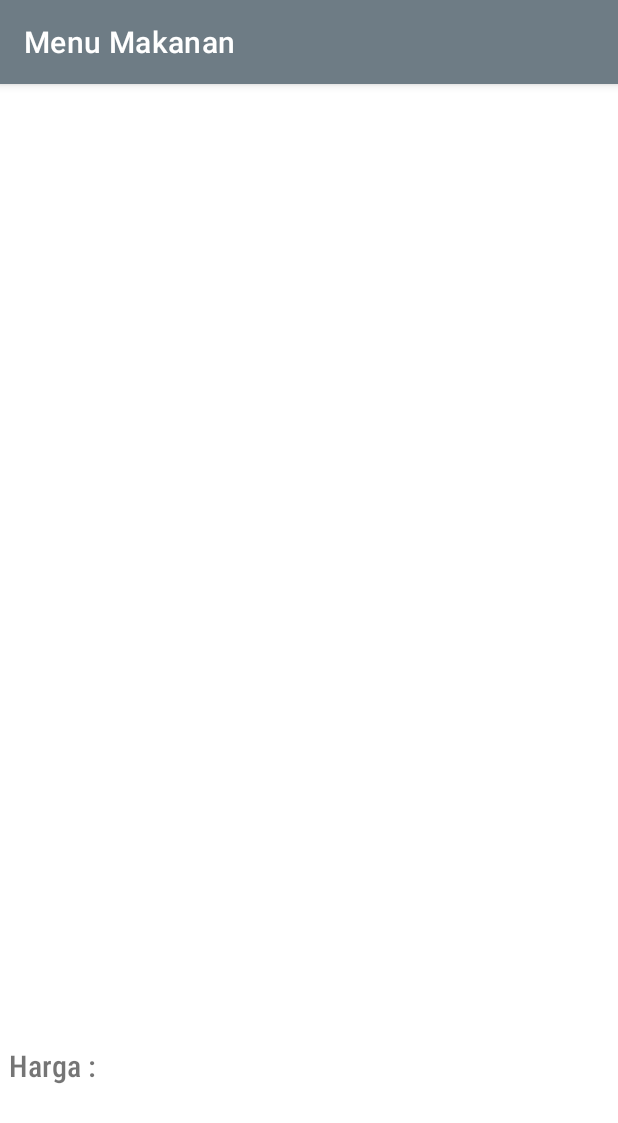
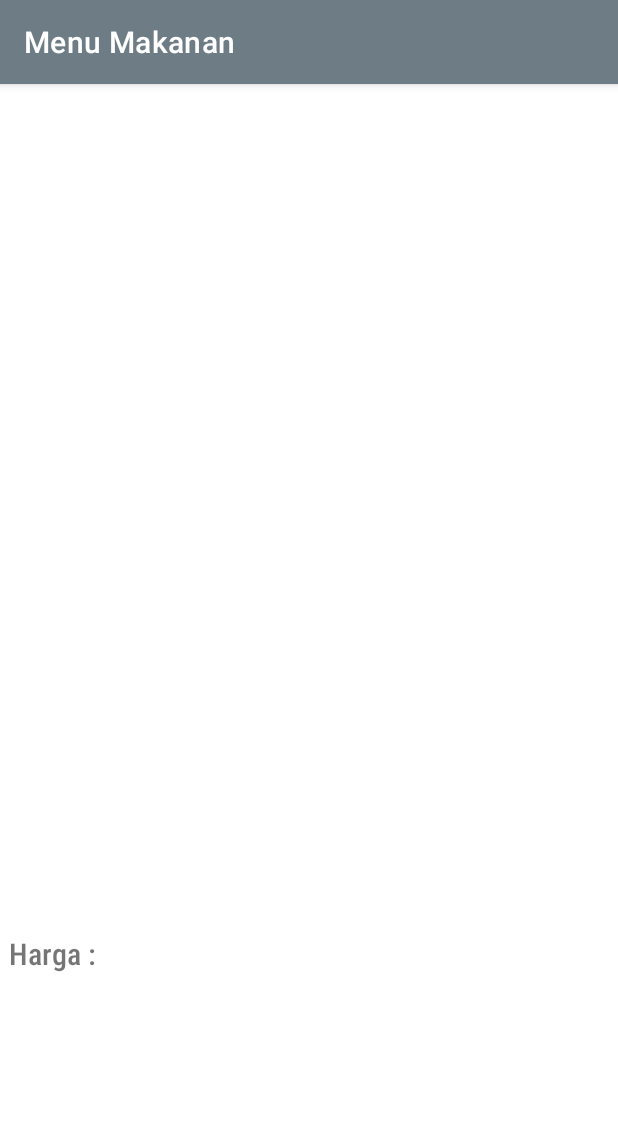
Before and after one commit to StrikerEureka/MenuMakanan, an Android app: the DetailActivity screen opened directly, with no data from a screen before it, on a phone screen of 412 x 824 dp. Shown: the top 1123 px of the screen. Run offline under Robolectric (Android 15) with nearby library versions, the phone set to English and light mode, and no system bars.

Commit message:
Second commit

```diff
--- a/app/src/main/res/layout/activity_detail.xml
+++ b/app/src/main/res/layout/activity_detail.xml
@@ -31,7 +31,7 @@
     <TextView
         android:id="@+id/deskripsidetail"
         android:layout_width="600px"
-        android:layout_height="600px"
+        android:layout_height="wrap_content"
         android:layout_marginTop="20dp"
         android:fontFamily="sans-serif-condensed-medium"
         android:text="Deskripsi"
@@ -44,11 +44,12 @@
         android:id="@+id/hargadetail"
         android:layout_width="wrap_content"
         android:layout_height="wrap_content"
-        android:layout_marginBottom="100dp"
         android:fontFamily="sans-serif-condensed-medium"
         android:text="Harga"
         android:textAlignment="textStart"
         android:textSize="20sp"
         app:layout_constraintBottom_toBottomOf="parent"
-        app:layout_constraintStart_toStartOf="@+id/deskripsidetail" />
+        app:layout_constraintStart_toStartOf="@+id/deskripsidetail"
+        app:layout_constraintTop_toBottomOf="@+id/deskripsidetail" />
+
 </androidx.constraintlayout.widget.ConstraintLayout>
```
